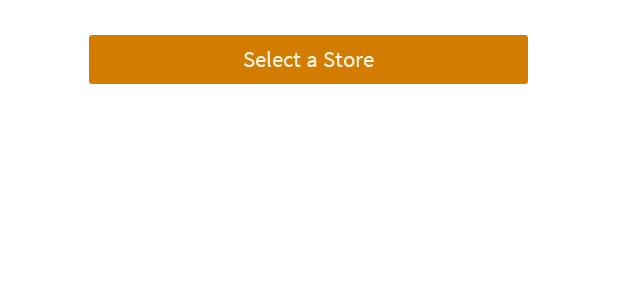
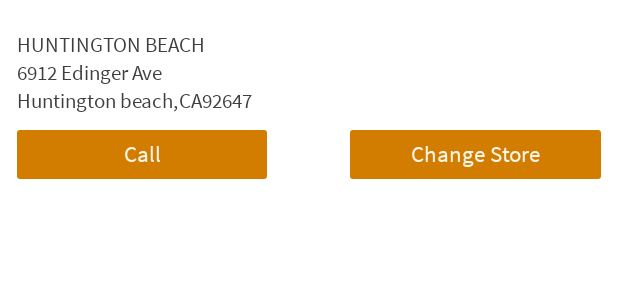
Before and after one commit to alex3-clearbridge/droid-settings, an Android app: the layout fragment_account.xml on its own in the app's theme, with its tools: preview values and no code run, on a phone screen of 412 x 824 dp. Shown: the top 300 px of the screen. Run offline under Robolectric (Android 15) with nearby library versions, the phone set to English and light mode, and no system bars; network calls fail.

```diff
--- a/app/src/main/java/com/livingspaces/proshopper/networking/NetworkManager.java
+++ b/app/src/main/java/com/livingspaces/proshopper/networking/NetworkManager.java
@@ -129,7 +129,6 @@ public class NetworkManager {
                     public void onResponse(String response) {
                         Log.d(TAG, "RSP Success :: " + response);
                         REQcb.onRSPSuccess(response);
-
                     }
                 },
                 new Response.ErrorListener() {
--- a/app/src/main/res/layout/actionbar_main.xml
+++ b/app/src/main/res/layout/actionbar_main.xml
@@ -9,11 +9,11 @@
     <ImageView
         android:id="@+id/iv_topLeft"
         android:layout_width="wrap_content"
-        android:layout_height="wrap_content"
+        android:layout_height="25dp"
         android:layout_centerVertical="true"
         android:layout_alignParentLeft="true"
         android:layout_alignParentStart="true"
-        android:layout_marginLeft="20dp"
+        android:layout_marginLeft="15dp"
         android:adjustViewBounds="true"
         android:clickable="false"
         android:scaleType="fitCenter"
--- a/app/src/main/res/layout/fragment_account.xml
+++ b/app/src/main/res/layout/fragment_account.xml
@@ -7,6 +7,14 @@
     android:background="@android:color/background_light"
     android:clickable="true"
     tools:context="com.livingspaces.proshopper.fragments.AccountFrag">
+
+    <RelativeLayout
+        android:id="@+id/v_no_store"
+        android:layout_width="match_parent"
+        android:layout_height="wrap_content"
+        android:clickable="true"
+        android:visibility="gone">
+
         <com.livingspaces.proshopper.views.LSTextView
             android:id="@+id/tv_select_store"
             android:layout_width="292.5dp"
@@ -15,19 +23,100 @@
             android:layout_centerHorizontal="true"
             android:background="@drawable/button_login"
             android:text="Select a Store"
-        style="@style/LoginButton"/>
+            style="@style/LoginButton" />
 
-   <!-- <View
-        android:id="@+id/shade_account"
+    </RelativeLayout>
+
+    <RelativeLayout
+        android:id="@+id/v_has_store"
         android:layout_width="match_parent"
         android:layout_height="match_parent"
-        android:background="@color/BlackFaded">
-    </View>
+        android:layout_marginLeft="11.5dp"
+        android:clickable="true">
 
-    <com.livingspaces.proshopper.views.StoreDialog
-        android:id="@+id/dialog_store"
-        android:layout_width="286dp"
-        android:layout_height="439dp"
-        android:layout_centerInParent="true" />-->
+        <com.livingspaces.proshopper.views.LSTextView
+            android:id="@+id/tv_storename_accountfrag"
+            android:layout_width="wrap_content"
+            android:layout_height="wrap_content"
+            android:layout_marginTop="20.7dp"
+            android:text="Huntington beach"
+            android:textSize="14sp"
+            android:textAllCaps="true"
+            android:textColor="@color/MainLog_txt"/>
+
+        <com.livingspaces.proshopper.views.LSTextView
+            android:id="@+id/tv_storeaddress_accountfrag"
+            android:layout_width="wrap_content"
+            android:layout_height="wrap_content"
+            android:layout_below="@+id/tv_storename_accountfrag"
+            android:text="6912 Edinger Ave"
+            android:textSize="14sp"
+            android:textColor="@color/MainLog_txt"/>
+
+        <com.livingspaces.proshopper.views.LSTextView
+            android:id="@+id/tv_storecity_accountfrag"
+            android:layout_width="wrap_content"
+            android:layout_height="wrap_content"
+            android:layout_below="@+id/tv_storeaddress_accountfrag"
+            android:layout_marginBottom="20.7dp"
+            android:text="Huntington beach,"
+            android:textSize="14sp"
+            android:textColor="@color/MainLog_txt"/>
+
+        <com.livingspaces.proshopper.views.LSTextView
+            android:id="@+id/tv_storestate_accountfrag"
+            android:layout_width="wrap_content"
+            android:layout_height="wrap_content"
+            android:layout_toRightOf="@+id/tv_storecity_accountfrag"
+            android:layout_alignBaseline="@+id/tv_storecity_accountfrag"
+            android:text="CA"
+            android:textSize="14sp"
+            android:textColor="@color/MainLog_txt"/>
+
+        <com.livingspaces.proshopper.views.LSTextView
+            android:id="@+id/tv_storezip_accountfrag"
+            android:layout_width="wrap_content"
+            android:layout_height="wrap_content"
+            android:layout_toRightOf="@+id/tv_storestate_accountfrag"
+            android:layout_alignBaseline="@+id/tv_storestate_accountfrag"
+            android:text="92647"
+            android:textSize="14sp"
+            android:textColor="@color/MainLog_txt"/>
+
+        <LinearLayout
+            android:layout_width="match_parent"
+            android:layout_height="wrap_content"
+            android:layout_marginRight="11.5dp"
+            android:orientation="horizontal"
+            android:layout_below="@id/tv_storestate_accountfrag"
+            android:layout_marginTop="10dp">
+
+            <com.livingspaces.proshopper.views.LSTextView
+                android:id="@+id/tv_call_accountfrag"
+                android:layout_width="0dp"
+                android:layout_height="32.5dp"
+                android:layout_weight="3"
+                android:background="@drawable/button_login"
+                android:text="Call"
+                style="@style/LoginButton" />
+            <View
+                android:layout_width="0dp"
+                android:layout_height="match_parent"
+                android:layout_weight="1"/>
+
+            <com.livingspaces.proshopper.views.LSTextView
+                android:id="@+id/tv_changestore_accountfrag"
+                android:layout_width="0dp"
+                android:layout_height="32.5dp"
+                android:layout_weight="3"
+                android:background="@drawable/button_login"
+                android:text="Change Store"
+                style="@style/LoginButton" />
+
+        </LinearLayout>
+
 
     </RelativeLayout>
+
+
+</RelativeLayout>
```
Also changed, not shown: app/src/main/java/com/livingspaces/proshopper/adapters/StoreAdapter.java (+6 -6 lines), app/src/main/java/com/livingspaces/proshopper/adapters/StoreDialogAdapter.java (+5 -5 lines), app/src/main/java/com/livingspaces/proshopper/data/Store.java (+86 -11 lines), app/src/main/java/com/livingspaces/proshopper/fragments/AccountFrag.java (+88 -13 lines), app/src/main/java/com/livingspaces/proshopper/fragments/DialogFrag.java (+15 -20 lines), app/src/main/java/com/livingspaces/proshopper/fragments/LoginFrag.java (+9 -1 lines), app/src/main/java/com/livingspaces/proshopper/fragments/MapViewFrag.java (+12 -12 lines), app/src/main/java/com/livingspaces/proshopper/utilities/Global.java (+57 -1 lines), app/src/main/java/com/livingspaces/proshopper/views/ActionBar.java (+23 -6 lines), app/src/main/java/com/livingspaces/proshopper/views/StoreDialog.java (+6 -5 lines), 100 other files. Lines whose indentation alone changed are shown as unchanged.
